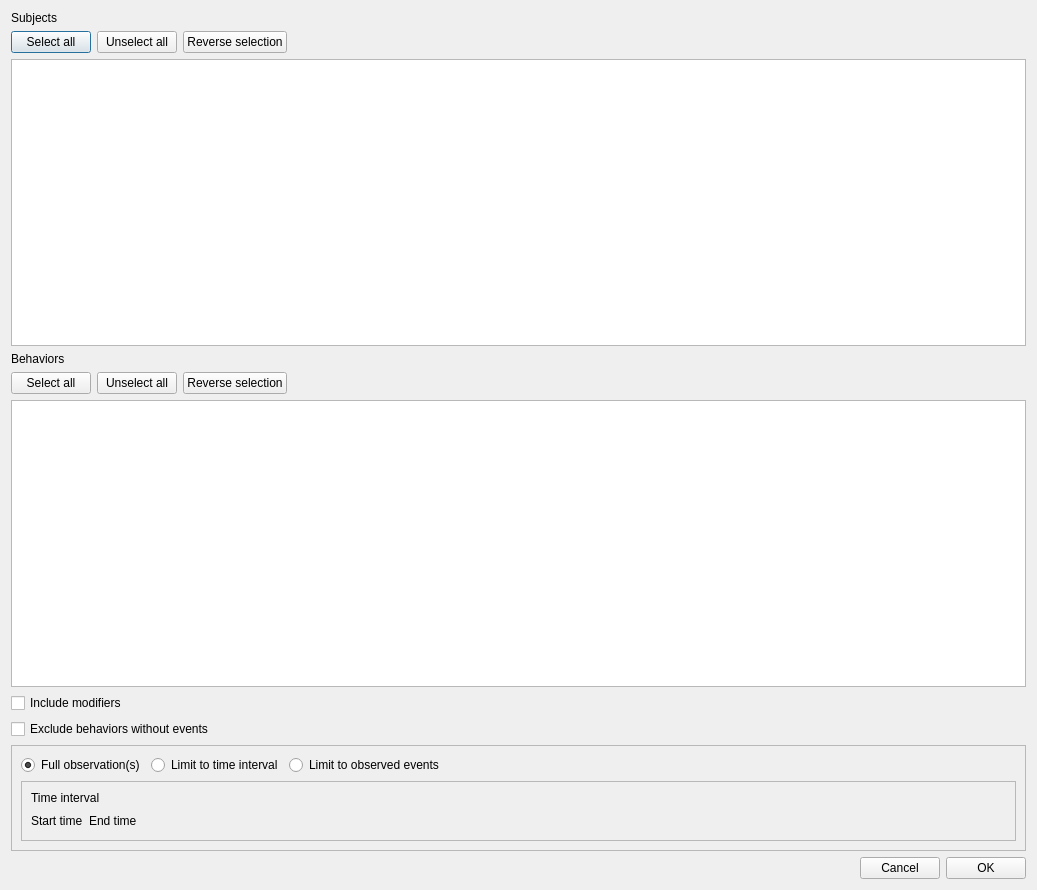
Before: the Qt Designer form src/param_panel.ui in olivierfriard/BORIS, drawn with Qt 5.
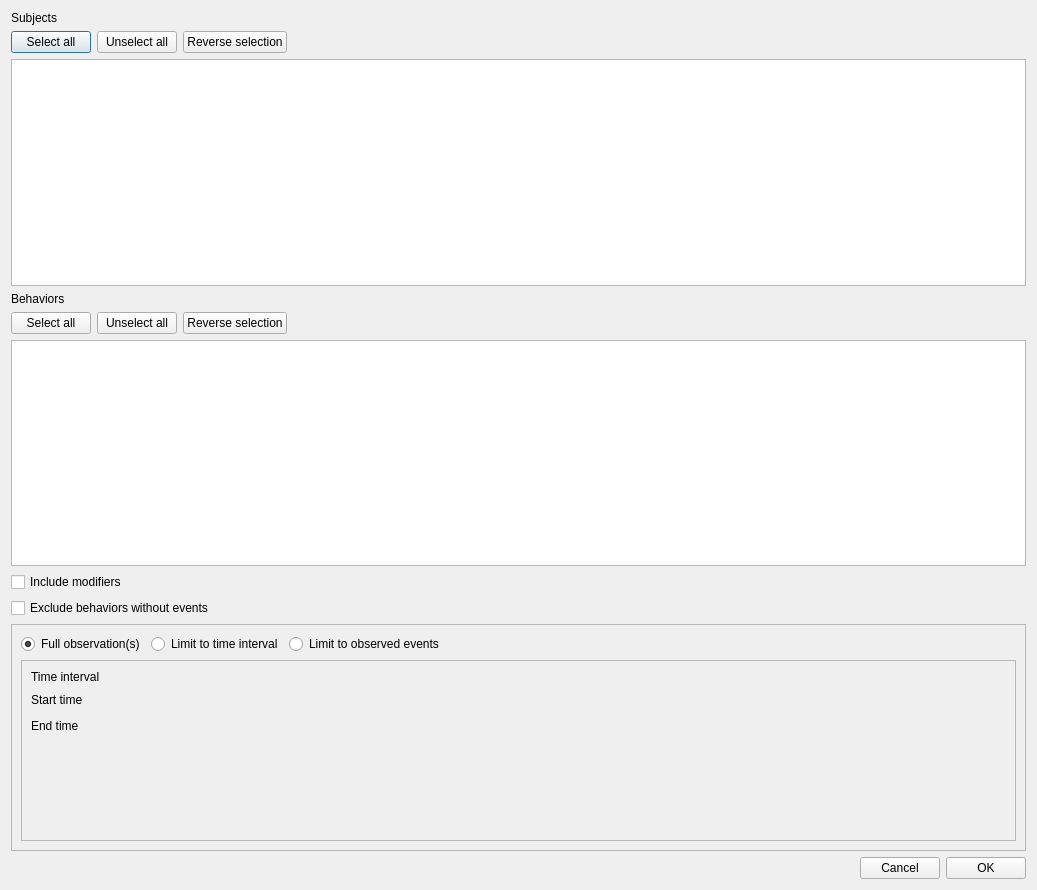
After: the same form once the commit is applied.

Patch:
```diff
--- a/src/param_panel.ui
+++ b/src/param_panel.ui
@@ -182,8 +182,6 @@
         <property name="frameShadow">
          <enum>QFrame::Raised</enum>
         </property>
-        <layout class="QVBoxLayout" name="verticalLayout_2">
-         <item>
           <layout class="QVBoxLayout" name="verticalLayout">
            <item>
             <widget class="QLabel" name="label">
@@ -202,6 +200,30 @@
               </widget>
              </item>
              <item>
+            <widget class="QLabel" name="label_2">
+             <property name="text">
+              <string/>
+             </property>
+            </widget>
+           </item>
+           <item>
+            <spacer name="horizontalSpacer_2">
+             <property name="orientation">
+              <enum>Qt::Horizontal</enum>
+             </property>
+             <property name="sizeHint" stdset="0">
+              <size>
+               <width>40</width>
+               <height>20</height>
+              </size>
+             </property>
+            </spacer>
+           </item>
+          </layout>
+         </item>
+         <item>
+          <layout class="QHBoxLayout" name="horizontalLayout_6">
+           <item>
               <widget class="QLabel" name="lbEndTime">
                <property name="text">
                 <string>End time</string>
@@ -209,7 +231,14 @@
               </widget>
              </item>
              <item>
-              <spacer name="horizontalSpacer_2">
+            <widget class="QLabel" name="label_3">
+             <property name="text">
+              <string/>
+             </property>
+            </widget>
+           </item>
+           <item>
+            <spacer name="horizontalSpacer_6">
                <property name="orientation">
                 <enum>Qt::Horizontal</enum>
                </property>
@@ -223,7 +252,18 @@
              </item>
             </layout>
            </item>
-          </layout>
+         <item>
+          <spacer name="verticalSpacer">
+           <property name="orientation">
+            <enum>Qt::Vertical</enum>
+           </property>
+           <property name="sizeHint" stdset="0">
+            <size>
+             <width>20</width>
+             <height>40</height>
+            </size>
+           </property>
+          </spacer>
          </item>
         </layout>
        </widget>
```
Lines whose indentation alone changed are shown as unchanged.
